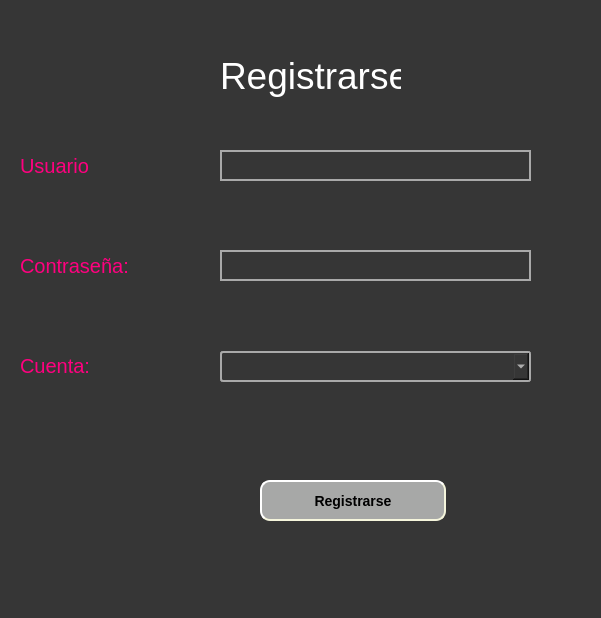
The window that view/registrarse.ui (L3NNYN/TAREA3) describes before a commit, drawn with Qt 5.
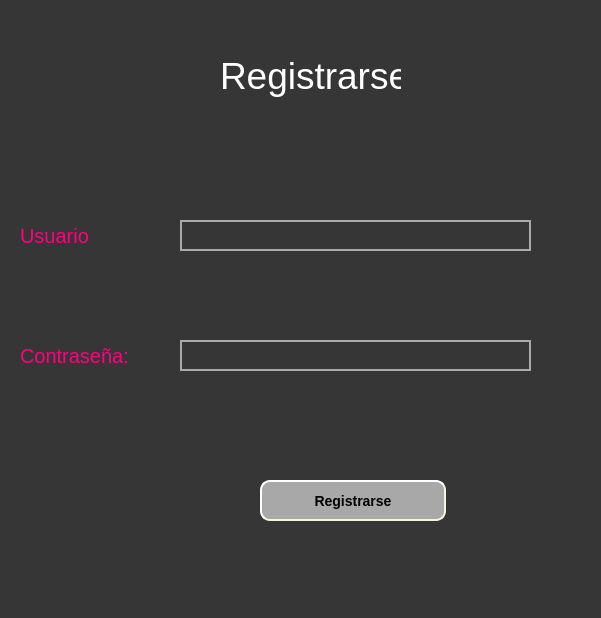
The same window after the commit.

Patch:
```diff
--- a/view/registrarse.ui
+++ b/view/registrarse.ui
@@ -36,8 +36,8 @@
    <property name="geometry">
     <rect>
      <x>20</x>
-     <y>150</y>
-     <width>191</width>
+     <y>220</y>
+     <width>151</width>
      <height>31</height>
     </rect>
    </property>
@@ -51,9 +51,9 @@
   <widget class="QLineEdit" name="txtnombre">
    <property name="geometry">
     <rect>
-     <x>220</x>
-     <y>150</y>
-     <width>311</width>
+     <x>180</x>
+     <y>220</y>
+     <width>351</width>
      <height>31</height>
     </rect>
    </property>
@@ -67,8 +67,8 @@
    <property name="geometry">
     <rect>
      <x>20</x>
-     <y>250</y>
-     <width>191</width>
+     <y>340</y>
+     <width>151</width>
      <height>31</height>
     </rect>
    </property>
@@ -82,9 +82,9 @@
   <widget class="QLineEdit" name="txtpass">
    <property name="geometry">
     <rect>
-     <x>220</x>
-     <y>250</y>
-     <width>311</width>
+     <x>180</x>
+     <y>340</y>
+     <width>351</width>
      <height>31</height>
     </rect>
    </property>
@@ -110,35 +110,6 @@
     <string>Registrarse</string>
    </property>
   </widget>
-  <widget class="QLabel" name="label_4">
-   <property name="geometry">
-    <rect>
-     <x>20</x>
-     <y>350</y>
-     <width>191</width>
-     <height>31</height>
-    </rect>
-   </property>
-   <property name="styleSheet">
-    <string notr="true">font-size:15pt;color:rgb(255,0,127);</string>
-   </property>
-   <property name="text">
-    <string>Cuenta:</string>
-   </property>
-  </widget>
-  <widget class="QComboBox" name="cbcuenta">
-   <property name="geometry">
-    <rect>
-     <x>220</x>
-     <y>351</y>
-     <width>311</width>
-     <height>31</height>
-    </rect>
-   </property>
-   <property name="styleSheet">
-    <string notr="true"> border: 1px solid gray; border-radius: 3px; padding: 1px 18px 1px 3px; min-width: 6em;  border: 2px solid darkgray;  selection-background-color: lightgray;font-size: 14pt; color: rgb(243, 243, 243);</string>
-   </property>
-  </widget>
  </widget>
  <resources/>
  <connections/>
```
